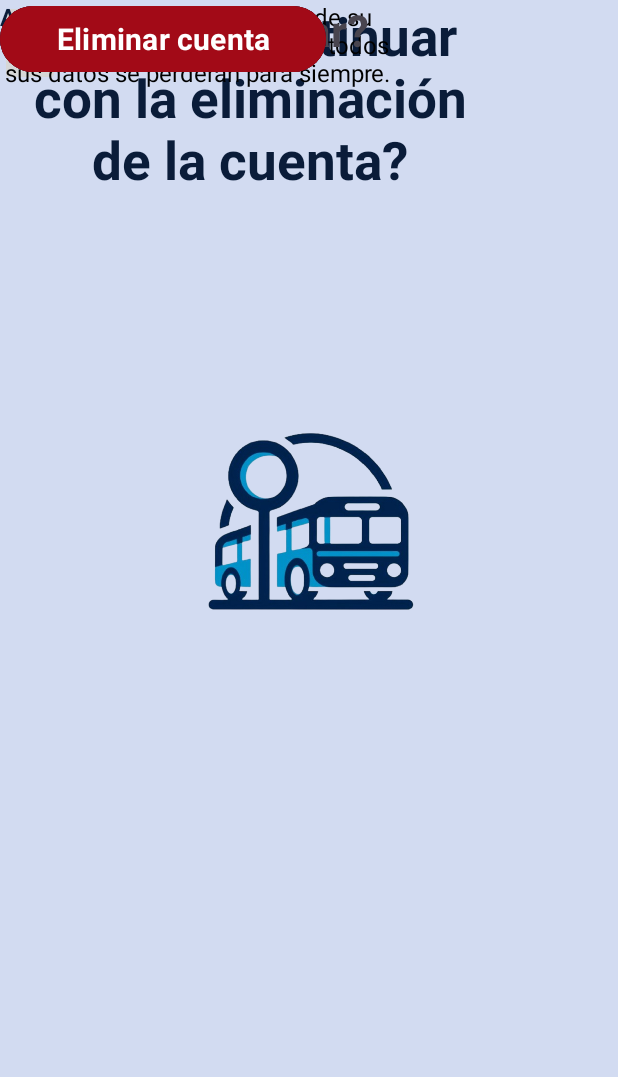
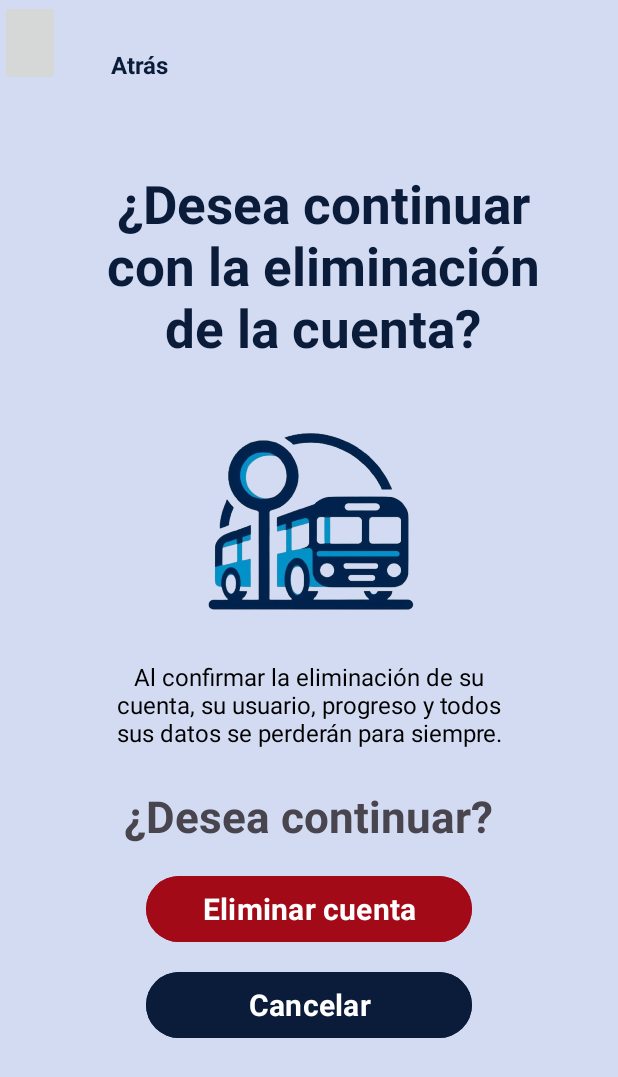
Before and after one commit to HQ27x/BLUEYBUS, an Android app: the elimcuent screen opened directly, with no data from a screen before it, on a phone screen of 412 x 824 dp. Shown: the top 1077 px of the screen. Run offline under Robolectric (Android 15) with nearby library versions, the phone set to English and light mode, and no system bars; Roboto replaces fonts that are not available here.

Commit message:
>:3 modifi

```diff
--- a/app/src/main/java/com/blueybus/blueybus/cerrarces.java
+++ b/app/src/main/java/com/blueybus/blueybus/cerrarces.java
@@ -1,6 +1,8 @@
 package com.blueybus.blueybus;
 
+import android.content.Intent;
 import android.os.Bundle;
+import android.view.View;
 
 import androidx.activity.EdgeToEdge;
 import androidx.appcompat.app.AppCompatActivity;
@@ -21,4 +23,8 @@ public class cerrarces extends AppCompatActivity {
             return insets;
         });
     }
+    public void yessalir (View vista){
+        Intent miIntent = new Intent(this, confcerrarces.class);
+        startActivity(miIntent);
+    }
 }
--- a/app/src/main/java/com/blueybus/blueybus/confcerrarces.java
+++ b/app/src/main/java/com/blueybus/blueybus/confcerrarces.java
@@ -1,6 +1,8 @@
 package com.blueybus.blueybus;
 
+import android.content.Intent;
 import android.os.Bundle;
+import android.view.View;
 
 import androidx.activity.EdgeToEdge;
 import androidx.appcompat.app.AppCompatActivity;
@@ -21,4 +23,8 @@ public class confcerrarces extends AppCompatActivity {
             return insets;
         });
     }
+    public void salir (View vista){
+        Intent miIntent = new Intent(this, Login.class);
+        startActivity(miIntent);
+    }
 }
--- a/app/src/main/java/com/blueybus/blueybus/elimcuent.java
+++ b/app/src/main/java/com/blueybus/blueybus/elimcuent.java
@@ -1,6 +1,8 @@
 package com.blueybus.blueybus;
 
+import android.content.Intent;
 import android.os.Bundle;
+import android.view.View;
 
 import androidx.activity.EdgeToEdge;
 import androidx.appcompat.app.AppCompatActivity;
@@ -21,4 +23,8 @@ public class elimcuent extends AppCompatActivity {
             return insets;
         });
     }
+    public void elimc (View vista){
+        Intent miIntent = new Intent(this, confelimcuent.class);
+        startActivity(miIntent);
+    }
 }
--- a/app/src/main/res/layout/activity_elimcuent.xml
+++ b/app/src/main/res/layout/activity_elimcuent.xml
@@ -19,13 +19,16 @@
         android:id="@+id/textView7"
         android:layout_width="58dp"
         android:layout_height="33dp"
+        android:layout_marginTop="32dp"
         android:fontFamily="@font/didact_gothic"
         android:text="Atrás"
         android:textColor="#0A1C39"
         android:textSize="16sp"
         android:textStyle="bold"
-        tools:layout_editor_absoluteX="81dp"
-        tools:layout_editor_absoluteY="32dp" />
+        app:layout_constraintEnd_toEndOf="parent"
+        app:layout_constraintHorizontal_bias="0.209"
+        app:layout_constraintStart_toStartOf="parent"
+        app:layout_constraintTop_toTopOf="parent" />
 
     <ImageView
         android:id="@+id/imageView3"
@@ -41,6 +44,7 @@
         android:id="@+id/textView9"
         android:layout_width="334dp"
         android:layout_height="158dp"
+        android:layout_marginTop="112dp"
         android:fontFamily="@font/fredoka_one"
         android:text="¿Desea continuar con la eliminación de la cuenta?"
         android:textAlignment="center"
@@ -48,36 +52,44 @@
         android:textColorLink=" #0A1C39"
         android:textSize="35sp"
         android:textStyle="bold"
-        tools:layout_editor_absoluteX="38dp"
-        tools:layout_editor_absoluteY="130dp" />
+        app:layout_constraintEnd_toEndOf="parent"
+        app:layout_constraintHorizontal_bias="0.623"
+        app:layout_constraintStart_toStartOf="parent"
+        app:layout_constraintTop_toTopOf="parent" />
 
     <TextView
         android:id="@+id/textView11"
         android:layout_width="263dp"
         android:layout_height="81dp"
+        android:layout_marginTop="440dp"
         android:fontFamily="@font/didact_gothic"
         android:text="Al confirmar la eliminación de su cuenta, su usuario, progreso y todos sus datos se perderán para siempre."
         android:textAlignment="center"
         android:textColor="#000000"
         android:textSize="16sp"
-        tools:layout_editor_absoluteX="74dp"
-        tools:layout_editor_absoluteY="435dp" />
+        app:layout_constraintEnd_toEndOf="parent"
+        app:layout_constraintStart_toStartOf="parent"
+        app:layout_constraintTop_toTopOf="parent" />
 
     <TextView
         android:id="@+id/textView12"
         android:layout_width="wrap_content"
         android:layout_height="wrap_content"
+        android:layout_marginTop="524dp"
         android:fontFamily="@font/didact_gothic"
         android:text="¿Desea continuar?"
         android:textSize="29sp"
         android:textStyle="bold"
-        tools:layout_editor_absoluteX="90dp"
-        tools:layout_editor_absoluteY="525dp" />
+        app:layout_constraintEnd_toEndOf="parent"
+        app:layout_constraintHorizontal_bias="0.497"
+        app:layout_constraintStart_toStartOf="parent"
+        app:layout_constraintTop_toTopOf="parent" />
 
     <Button
         android:id="@+id/button6"
         android:layout_width="217dp"
         android:layout_height="52dp"
+        android:layout_marginTop="644dp"
         android:backgroundTint="#0A1C39"
         android:fontFamily="@font/didact_gothic"
         android:text="Cancelar"
@@ -85,20 +97,24 @@
         android:textColor="#FFFFFF"
         android:textSize="20sp"
         android:textStyle="bold"
-        tools:layout_editor_absoluteX="97dp"
-        tools:layout_editor_absoluteY="636dp" />
+        app:layout_constraintEnd_toEndOf="parent"
+        app:layout_constraintStart_toStartOf="parent"
+        app:layout_constraintTop_toTopOf="parent" />
 
     <Button
         android:id="@+id/button5"
         android:layout_width="217dp"
         android:layout_height="52dp"
+        android:layout_marginTop="580dp"
         android:backgroundTint="#A20A17"
         android:fontFamily="@font/didact_gothic"
+        android:onClick="elimc"
         android:text="Eliminar cuenta"
         android:textAlignment="center"
         android:textColor="#FFFFFF"
         android:textSize="20sp"
         android:textStyle="bold"
-        tools:layout_editor_absoluteX="97dp"
-        tools:layout_editor_absoluteY="578dp" />
+        app:layout_constraintEnd_toEndOf="parent"
+        app:layout_constraintStart_toStartOf="parent"
+        app:layout_constraintTop_toTopOf="parent" />
 </androidx.constraintlayout.widget.ConstraintLayout>
--- a/app/src/main/res/layout/activity_menuuser.xml
+++ b/app/src/main/res/layout/activity_menuuser.xml
@@ -78,6 +78,7 @@
         android:layout_marginTop="640dp"
         android:layout_weight="1"
         android:orientation="horizontal"
+        android:onClick="cerrarcs"
         app:layout_constraintEnd_toEndOf="parent"
         app:layout_constraintHorizontal_bias="0.083"
         app:layout_constraintStart_toStartOf="parent"
@@ -112,6 +113,7 @@
         android:layout_gravity="bottom"
         android:layout_marginTop="640dp"
         android:layout_weight="1"
+        android:onClick="elimcuent"
         android:orientation="horizontal"
         app:layout_constraintEnd_toEndOf="parent"
         app:layout_constraintHorizontal_bias="0.938"
```
Also changed, not shown: app/src/main/java/com/blueybus/blueybus/MenuCD.java (deleted, +0 -24 lines), app/src/main/java/com/blueybus/blueybus/Menucliente.java (deleted, +0 -30 lines), app/src/main/java/com/blueybus/blueybus/Menuuser.java (+10 -0 lines), app/src/main/res/layout/activity_cerrarces.xml (+27 -12 lines), app/src/main/res/layout/activity_confcerrarces.xml (+27 -11 lines), app/src/main/res/layout/activity_confelimcuent.xml (+25 -10 lines), app/src/main/res/layout/activity_menu_cd.xml (deleted, +0 -65 lines), app/src/main/res/layout/activity_menucliente.xml (deleted, +0 -79 lines).
